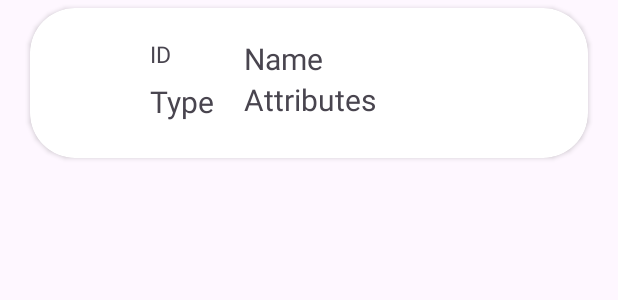
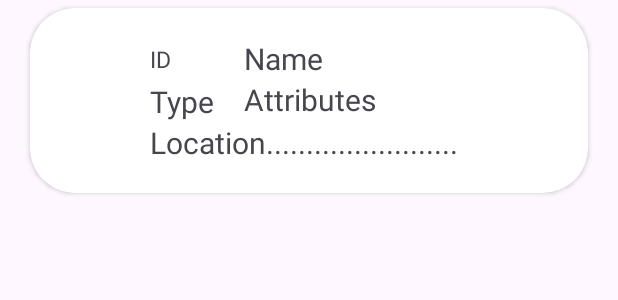
Before and after one commit to AritraSanyal/larning_android_programming, an Android app: the layout pokemon_card.xml on its own in the app's theme, with its tools: preview values and no code run, on a phone screen of 412 x 824 dp. Shown: the top 300 px of the screen. Run offline under Robolectric (Android 15) with nearby library versions, the phone set to English and light mode, and no system bars; network calls fail.

Commit message:
Location data added to the recycle view.

```diff
--- a/RestAPI/app/src/main/java/Adapter/PokemonAdapter.java
+++ b/RestAPI/app/src/main/java/Adapter/PokemonAdapter.java
@@ -12,6 +12,7 @@ import androidx.recyclerview.widget.RecyclerView;
 import com.bumptech.glide.Glide;
 import com.example.restapi.R;
 
+import java.text.BreakIterator;
 import java.util.List;
 
 import Model.Pokemon;
@@ -41,6 +42,7 @@ public class PokemonAdapter extends RecyclerView.Adapter<PokemonAdapter.PokemonV
         holder.pokemonTypeTextView.setText(pokemon.getType());
         holder.pokemonAttributesTextView.setText(pokemon.getAbilities());
         holder.pokemonIDTextView.setText(String.valueOf(pokemon.getId()));
+        holder.pokemonLocationTextView.setText(pokemon.getLocation());
 
         // Load the image using Glide or any other image loading library
         Glide.with(context)
@@ -55,7 +57,8 @@ public class PokemonAdapter extends RecyclerView.Adapter<PokemonAdapter.PokemonV
 
     public class PokemonViewHolder extends RecyclerView.ViewHolder {
 
-        TextView pokemonNameTextView, pokemonTypeTextView, pokemonAttributesTextView, pokemonIDTextView;
+
+        TextView pokemonNameTextView, pokemonTypeTextView, pokemonAttributesTextView, pokemonIDTextView,pokemonLocationTextView;
         ImageView pokemonImageView;
 
         public PokemonViewHolder(@NonNull View itemView) {
@@ -65,6 +68,7 @@ public class PokemonAdapter extends RecyclerView.Adapter<PokemonAdapter.PokemonV
             pokemonAttributesTextView = itemView.findViewById(R.id.pokemonAttributesTextView);
             pokemonIDTextView = itemView.findViewById(R.id.pokemonIDTextView);
             pokemonImageView = itemView.findViewById(R.id.pokemonImageView);
+            pokemonLocationTextView = itemView.findViewById(R.id.pokemonLocationTextView);
         }
     }
 }
--- a/RestAPI/app/src/main/java/com/example/restapi/MainActivity.java
+++ b/RestAPI/app/src/main/java/com/example/restapi/MainActivity.java
@@ -96,9 +96,10 @@ public class MainActivity extends AppCompatActivity {
                                 String type = jsonObject.getString("type");
                                 String abilities = jsonObject.getString("abilities");
                                 String imageURL = jsonObject.getString("image_url");
+                                String location = jsonObject.getString("location");
 
                                 // Create a Pokemon object and add it to the list
-                                Pokemon pokemon = new Pokemon(id, name, type, abilities, imageURL);
+                                Pokemon pokemon = new Pokemon(id, name, type, abilities, imageURL, location);
                                 pokemonList.add(pokemon);
                             }
 
--- a/RestAPI/app/src/main/res/layout/pokemon_card.xml
+++ b/RestAPI/app/src/main/res/layout/pokemon_card.xml
@@ -20,22 +20,39 @@
             android:layout_width="60dp"
             android:layout_height="60dp"
             android:contentDescription="@string/pok_mon_image"
+            android:layout_gravity="center"
             />
 
         <LinearLayout
             android:layout_width="wrap_content"
             android:layout_height="wrap_content"
+            android:orientation="vertical"
+            >
+
+            <LinearLayout
+                android:layout_width="wrap_content"
+                android:layout_height="wrap_content"
+                android:orientation="horizontal">
+
+                <LinearLayout
+                    android:layout_width="wrap_content"
+                    android:layout_height="wrap_content"
                     android:orientation="vertical">
+
+                    <Space
+                        android:layout_width="0dp"
+                        android:layout_height="3dp"/>
                     <TextView
                         android:id="@+id/pokemonIDTextView"
                         android:layout_width="wrap_content"
                         android:layout_height="wrap_content"
                         android:text="ID"
-                android:textSize="15sp"/>
+                        android:textSize="15sp"
+                        />
 
                     <Space
                         android:layout_width="0dp"
-                android:layout_height="7dp"/>
+                        android:layout_height="4dp"/>
 
                     <TextView
                         android:id="@+id/pokemonTypeTextView"
@@ -71,6 +88,25 @@
                 </LinearLayout>
 
 
+            </LinearLayout>
+
+            <TextView
+                android:id="@+id/pokemonLocationTextView"
+                android:layout_width="wrap_content"
+                android:layout_height="wrap_content"
+                android:text="Location........................"
+                android:textSize="20sp"
+                >
+
+            </TextView>
+
+        </LinearLayout>
+
+
+
+
+
+
 
 
     </LinearLayout>
```
Also changed, not shown: RestAPI/app/src/main/java/Model/Pokemon.java (+11 -8 lines). Lines whose indentation alone changed are shown as unchanged.
